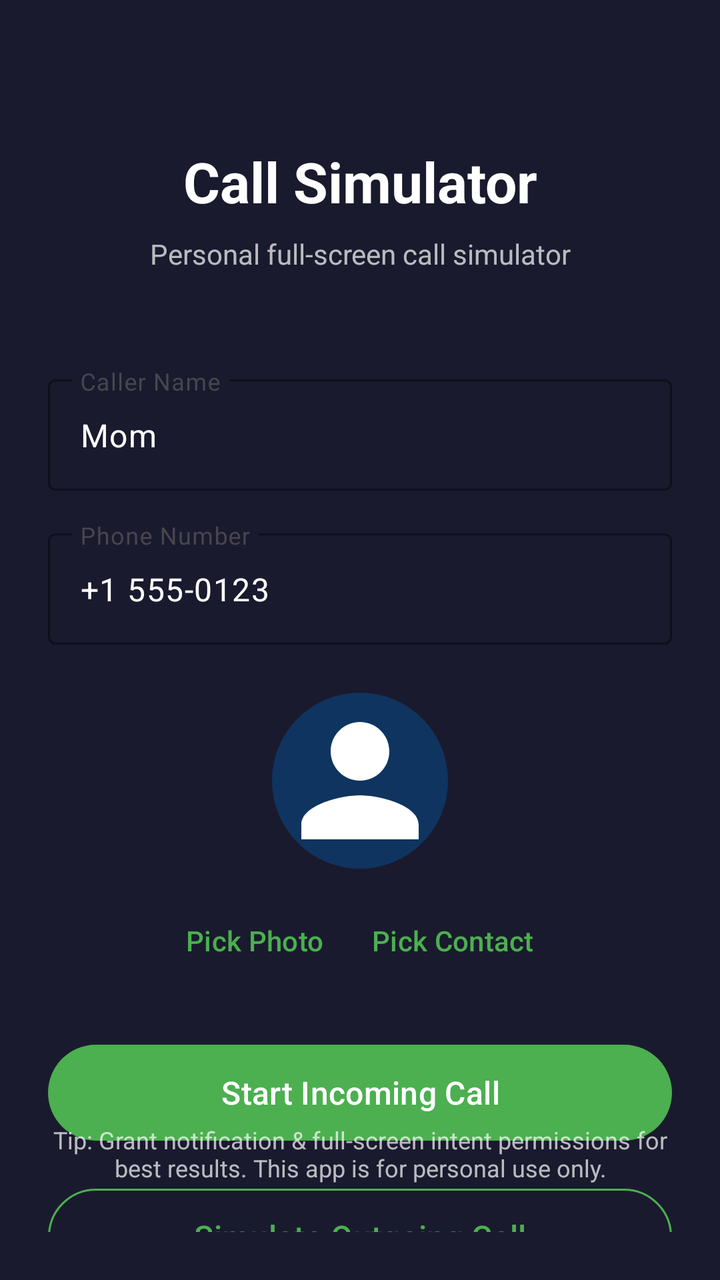
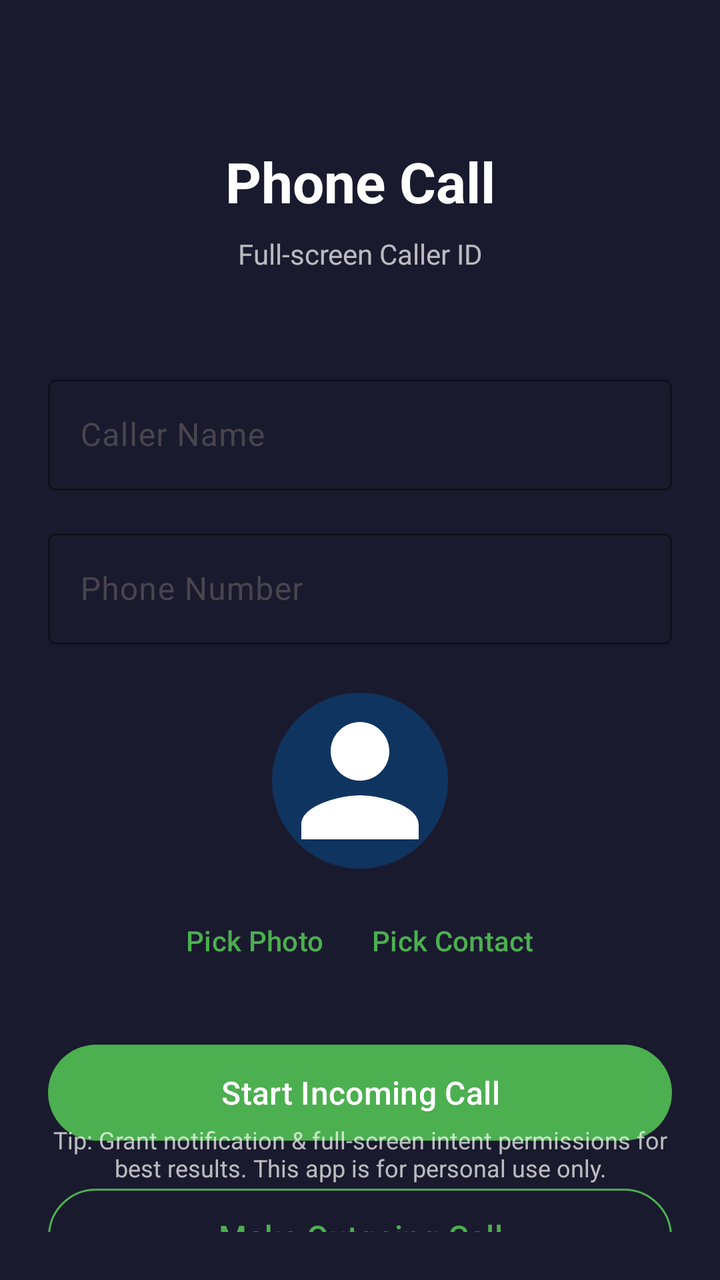

Compare the two renders of this Android layout. The source of the first and the diff that turns it into the second are given below.
<!-- AndroidManifest.xml: activity theme Theme.CallSimulator -->
<!-- res/layout/activity_main.xml -->
<?xml version="1.0" encoding="utf-8"?>
<androidx.constraintlayout.widget.ConstraintLayout
    xmlns:android="http://schemas.android.com/apk/res/android"
    xmlns:app="http://schemas.android.com/apk/res-auto"
    xmlns:tools="http://schemas.android.com/tools"
    android:layout_width="match_parent"
    android:layout_height="match_parent"
    android:background="@color/call_background"
    android:padding="24dp"
    tools:context=".MainActivity">

    <TextView
        android:id="@+id/titleText"
        android:layout_width="0dp"
        android:layout_height="wrap_content"
        android:text="@string/app_name"
        android:textColor="@color/white"
        android:textSize="28sp"
        android:textStyle="bold"
        android:gravity="center"
        app:layout_constraintTop_toTopOf="parent"
        app:layout_constraintStart_toStartOf="parent"
        app:layout_constraintEnd_toEndOf="parent"
        android:layout_marginTop="48dp" />

    <TextView
        android:id="@+id/subtitleText"
        android:layout_width="0dp"
        android:layout_height="wrap_content"
        android:text="Personal full-screen call simulator"
        android:textColor="@color/text_secondary"
        android:textSize="14sp"
        android:gravity="center"
        app:layout_constraintTop_toBottomOf="@id/titleText"
        app:layout_constraintStart_toStartOf="parent"
        app:layout_constraintEnd_toEndOf="parent"
        android:layout_marginTop="8dp" />

    <com.google.android.material.textfield.TextInputLayout
        android:id="@+id/nameInputLayout"
        android:layout_width="0dp"
        android:layout_height="wrap_content"
        android:hint="@string/caller_name_hint"
        app:boxBackgroundMode="outline"
        app:boxStrokeColor="@color/call_green"
        app:hintTextColor="@color/text_secondary"
        app:layout_constraintTop_toBottomOf="@id/subtitleText"
        app:layout_constraintStart_toStartOf="parent"
        app:layout_constraintEnd_toEndOf="parent"
        android:layout_marginTop="48dp">

        <com.google.android.material.textfield.TextInputEditText
            android:id="@+id/callerNameEdit"
            android:layout_width="match_parent"
            android:layout_height="wrap_content"
            android:inputType="textPersonName"
            android:text="@string/default_caller_name"
            android:textColor="@color/white"
            android:textSize="16sp" />
    </com.google.android.material.textfield.TextInputLayout>

    <com.google.android.material.textfield.TextInputLayout
        android:id="@+id/numberInputLayout"
        android:layout_width="0dp"
        android:layout_height="wrap_content"
        android:hint="@string/caller_number_hint"
        app:boxBackgroundMode="outline"
        app:boxStrokeColor="@color/call_green"
        app:hintTextColor="@color/text_secondary"
        app:layout_constraintTop_toBottomOf="@id/nameInputLayout"
        app:layout_constraintStart_toStartOf="parent"
        app:layout_constraintEnd_toEndOf="parent"
        android:layout_marginTop="16dp">

        <com.google.android.material.textfield.TextInputEditText
            android:id="@+id/callerNumberEdit"
            android:layout_width="match_parent"
            android:layout_height="wrap_content"
            android:inputType="phone"
            android:text="@string/default_caller_number"
            android:textColor="@color/white"
            android:textSize="16sp" />
    </com.google.android.material.textfield.TextInputLayout>

    
    <com.google.android.material.imageview.ShapeableImageView
        android:id="@+id/callerPhotoPreview"
        android:layout_width="88dp"
        android:layout_height="88dp"
        android:src="@drawable/ic_person"
        android:scaleType="centerCrop"
        android:background="@color/accent_blue"
        android:contentDescription="@string/caller_photo"
        app:shapeAppearanceOverlay="@style/CircleImage"
        app:layout_constraintTop_toBottomOf="@id/numberInputLayout"
        app:layout_constraintStart_toStartOf="parent"
        app:layout_constraintEnd_toEndOf="parent"
        android:layout_marginTop="24dp" />

    
    <LinearLayout
        android:id="@+id/photoButtonsRow"
        android:layout_width="0dp"
        android:layout_height="wrap_content"
        android:orientation="horizontal"
        android:gravity="center"
        app:layout_constraintTop_toBottomOf="@id/callerPhotoPreview"
        app:layout_constraintStart_toStartOf="parent"
        app:layout_constraintEnd_toEndOf="parent"
        android:layout_marginTop="12dp">

        <com.google.android.material.button.MaterialButton
            android:id="@+id/pickPhotoButton"
            style="@style/Widget.Material3.Button.TextButton"
            android:layout_width="wrap_content"
            android:layout_height="wrap_content"
            android:text="@string/pick_photo"
            android:textColor="@color/call_green" />

        <com.google.android.material.button.MaterialButton
            android:id="@+id/pickContactButton"
            style="@style/Widget.Material3.Button.TextButton"
            android:layout_width="wrap_content"
            android:layout_height="wrap_content"
            android:text="@string/pick_contact"
            android:textColor="@color/call_green" />

        <com.google.android.material.button.MaterialButton
            android:id="@+id/clearPhotoButton"
            style="@style/Widget.Material3.Button.TextButton"
            android:layout_width="wrap_content"
            android:layout_height="wrap_content"
            android:text="@string/clear_photo"
            android:textColor="@color/text_secondary"
            android:visibility="gone" />
    </LinearLayout>

    <com.google.android.material.button.MaterialButton
        android:id="@+id/startIncomingButton"
        android:layout_width="0dp"
        android:layout_height="56dp"
        android:text="@string/start_simulation"
        android:textSize="16sp"
        app:backgroundTint="@color/call_green"
        app:cornerRadius="28dp"
        app:layout_constraintTop_toBottomOf="@id/photoButtonsRow"
        app:layout_constraintStart_toStartOf="parent"
        app:layout_constraintEnd_toEndOf="parent"
        android:layout_marginTop="24dp" />

    <com.google.android.material.button.MaterialButton
        android:id="@+id/startOutgoingButton"
        android:layout_width="0dp"
        android:layout_height="56dp"
        android:text="@string/simulate_outgoing"
        android:textSize="16sp"
        style="@style/Widget.Material3.Button.OutlinedButton"
        app:strokeColor="@color/call_green"
        app:cornerRadius="28dp"
        app:layout_constraintTop_toBottomOf="@id/startIncomingButton"
        app:layout_constraintStart_toStartOf="parent"
        app:layout_constraintEnd_toEndOf="parent"
        android:layout_marginTop="16dp" />

    <TextView
        android:id="@+id/hintText"
        android:layout_width="0dp"
        android:layout_height="wrap_content"
        android:text="Tip: Grant notification &amp; full-screen intent permissions for best results. This app is for personal use only."
        android:textColor="@color/text_secondary"
        android:textSize="12sp"
        android:gravity="center"
        app:layout_constraintBottom_toBottomOf="parent"
        app:layout_constraintStart_toStartOf="parent"
        app:layout_constraintEnd_toEndOf="parent"
        android:layout_marginBottom="24dp" />

</androidx.constraintlayout.widget.ConstraintLayout>
<!-- resources referenced by this layout -->
<resources>
  <color name="accent_blue">#FF0F3460</color>
  <color name="call_background">#FF1A1A2E</color>
  <color name="call_green">#FF4CAF50</color>
  <color name="text_secondary">#B3FFFFFF</color>
  <color name="white">#FFFFFFFF</color>
  <!-- drawable ic_person (drawable) -->
  <?xml version="1.0" encoding="utf-8"?>
  <vector xmlns:android="http://schemas.android.com/apk/res/android"
      android:width="24dp"
      android:height="24dp"
      android:viewportWidth="24"
      android:viewportHeight="24">
      <path
          android:fillColor="#FFFFFF"
          android:pathData="M12,12c2.21,0 4,-1.79 4,-4s-1.79,-4 -4,-4 -4,1.79 -4,4 1.79,4 4,4zM12,14c-2.67,0 -8,1.34 -8,4v2h16v-2c0,-2.66 -5.33,-4 -8,-4z" />
  </vector>
  <string name="app_name">Call Simulator</string>
  <string name="caller_name_hint">Caller Name</string>
  <string name="caller_number_hint">Phone Number</string>
  <string name="caller_photo">Caller photo</string>
  <string name="clear_photo">Clear</string>
  <string name="default_caller_name">Mom</string>
  <string name="default_caller_number">+1 555-0123</string>
  <string name="pick_contact">Pick Contact</string>
  <string name="pick_photo">Pick Photo</string>
  <string name="simulate_outgoing">Simulate Outgoing Call</string>
  <string name="start_simulation">Start Incoming Call</string>
  <style name="CircleImage">
          <item name="cornerFamily">rounded</item>
          <item name="cornerSize">50%</item>
      </style>
  <style name="Theme.CallSimulator" parent="Theme.Material3.DayNight.NoActionBar">
          <item name="colorPrimary">@color/call_green</item>
          <item name="colorPrimaryContainer">@color/accent_blue</item>
          <item name="colorOnPrimary">@color/white</item>
          <item name="colorSecondary">@color/call_red</item>
          <item name="android:statusBarColor">@color/call_background</item>
          <item name="android:navigationBarColor">@color/call_background</item>
          <item name="android:windowBackground">@color/call_background</item>
      </style>
  <color name="call_red">#FFF44336</color>
</resources>

<!-- the commit's change to res/layout/activity_main.xml (unified diff, before → after) -->
@@ -27,7 +27,7 @@
         android:id="@+id/subtitleText"
         android:layout_width="0dp"
         android:layout_height="wrap_content"
-        android:text="Personal full-screen call simulator"
+        android:text="Full-screen Caller ID"
         android:textColor="@color/text_secondary"
         android:textSize="14sp"
         android:gravity="center"
<!-- resource entries referenced after the edit -->
@@ -16,16 +16,16 @@
           android:fillColor="#FFFFFF"
           android:pathData="M12,12c2.21,0 4,-1.79 4,-4s-1.79,-4 -4,-4 -4,1.79 -4,4 1.79,4 4,4zM12,14c-2.67,0 -8,1.34 -8,4v2h16v-2c0,-2.66 -5.33,-4 -8,-4z" />
   </vector>
-  <string name="app_name">Call Simulator</string>
+  <string name="app_name">Phone Call</string>
   <string name="caller_name_hint">Caller Name</string>
   <string name="caller_number_hint">Phone Number</string>
   <string name="caller_photo">Caller photo</string>
   <string name="clear_photo">Clear</string>
-  <string name="default_caller_name">Mom</string>
-  <string name="default_caller_number">+1 555-0123</string>
+  <string name="default_caller_name" />
+  <string name="default_caller_number" />
   <string name="pick_contact">Pick Contact</string>
   <string name="pick_photo">Pick Photo</string>
-  <string name="simulate_outgoing">Simulate Outgoing Call</string>
+  <string name="simulate_outgoing">Make Outgoing Call</string>
   <string name="start_simulation">Start Incoming Call</string>
   <style name="CircleImage">
           <item name="cornerFamily">rounded</item>
